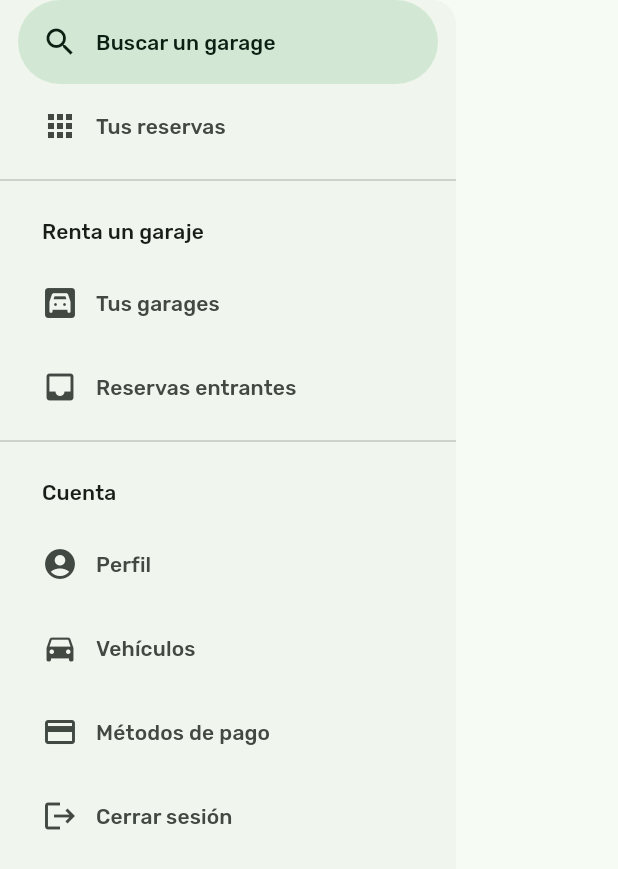
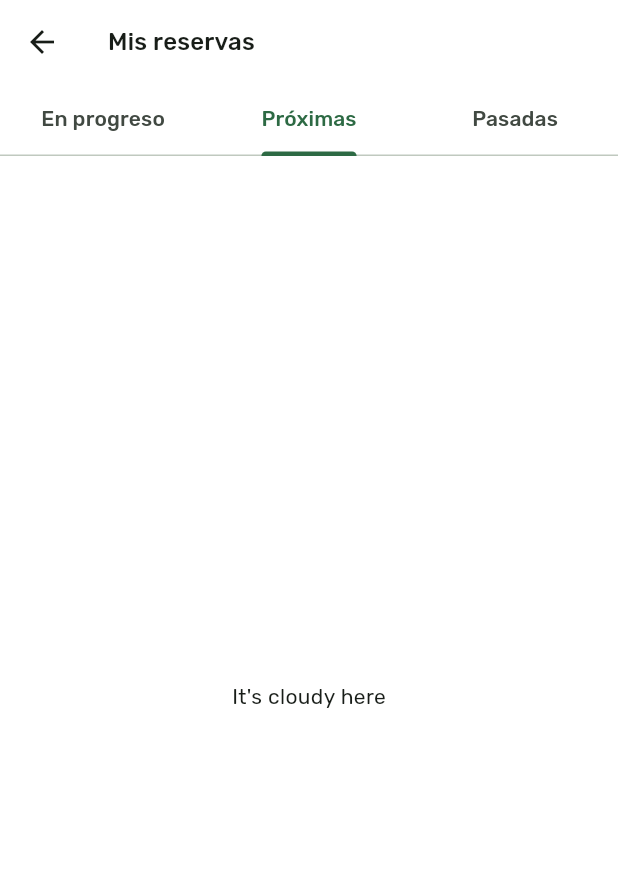
Before and after one commit to HomeyPark/HomeyPark_AppFlutter_patched, a Flutter app: the NavigationMenu widget shown alone on an empty page, opened directly, after a tap on "Tus reservas", on a phone screen of 412 x 824 dp. Shown: the top 869 px of the screen. Run offline on Flutter 3.47's test engine with Material 3 defaults, Android fonts, the phone set to English and light mode, and no system bars; our stand-ins replace geolocator, google_fonts, google_maps_flutter.

Commit message:
feat: create reservations screen for users

```diff
--- /dev/null
+++ b/lib/screens/reservations_screen.dart
@@ -0,0 +1,87 @@
+import 'package:flutter/material.dart';
+import 'package:homey_park/widgets/reservation_card.dart';
+
+class ReservationsScreen extends StatefulWidget {
+  const ReservationsScreen({super.key});
+
+  @override
+  State<ReservationsScreen> createState() => _ReservationsScreenState();
+}
+
+class _ReservationsScreenState extends State<ReservationsScreen> {
+  void onTapReservation(int id) {
+    print("Tapped reservation with id: $id");
+  }
+
+  @override
+  Widget build(BuildContext context) {
+    final theme = Theme.of(context);
+
+    return DefaultTabController(
+      initialIndex: 1,
+      length: 3,
+      child: Scaffold(
+        backgroundColor: Colors.white,
+        appBar: AppBar(
+          title: Text(
+            "Mis reservas",
+            style: theme.textTheme.titleMedium,
+          ),
+          backgroundColor: Colors.white,
+          bottom: const TabBar(tabs: [
+            Tab(text: "En progreso"),
+            Tab(text: "Próximas"),
+            Tab(text: "Pasadas"),
+          ]),
+        ),
+        body: TabBarView(children: [
+          SingleChildScrollView(
+            padding: const EdgeInsets.all(16),
+            child: Column(
+              children: [
+                ReservationCard(
+                    id: 1,
+                    status: ReservationStatus.inProgress,
+                    address: "Avenida Siempre Viva",
+                    number: "123",
+                    date: DateTime.now(),
+                    startTime: const TimeOfDay(hour: 3, minute: 0),
+                    endTime: const TimeOfDay(hour: 3, minute: 30),
+                    onTapReservation: onTapReservation),
+                ReservationCard(
+                  id: 2,
+                  status: ReservationStatus.approved,
+                  address: "Avenida Siempre Viva",
+                  number: "123",
+                  date: DateTime.now(),
+                  startTime: const TimeOfDay(hour: 3, minute: 0),
+                  endTime: const TimeOfDay(hour: 3, minute: 30),
+                  onTapReservation: onTapReservation,
+                ),
+                ReservationCard(
+                  id: 3,
+                  status: ReservationStatus.completed,
+                  address: "Avenida Siempre Viva",
+                  number: "123",
+                  date: DateTime.now(),
+                  startTime: const TimeOfDay(hour: 3, minute: 0),
+                  endTime: const TimeOfDay(hour: 3, minute: 30),
+                  onTapReservation: onTapReservation,
+                ),
+              ],
+            ),
+          ),
+          const Center(
+            child: Text("It's cloudy here"),
+          ),
+          const Center(
+            child: Text("It's rainy here"),
+          ),
+          const Center(
+            child: Text("It's sunny here"),
+          ),
+        ]),
+      ),
+    );
+  }
+}
--- a/lib/screens/screen.dart
+++ b/lib/screens/screen.dart
@@ -1,3 +1,4 @@
 export 'home_screen.dart';
 export 'parking_detail_screen.dart';
 export 'checkout_screen.dart';
+export 'reservations_screen.dart';
--- a/lib/widgets/navigation_menu.dart
+++ b/lib/widgets/navigation_menu.dart
@@ -1,4 +1,5 @@
 import 'package:flutter/material.dart';
+import 'package:homey_park/screens/screen.dart';
 
 class NavigationMenu extends StatefulWidget {
   const NavigationMenu({super.key});
@@ -22,7 +23,9 @@ const hostDestinations = [
 
 const accountDestinations = [
   NavigationDrawerDestination(
-      icon: Icon(Icons.account_circle), label: Text("Perfil")),
+    icon: Icon(Icons.account_circle),
+    label: Text("Perfil"),
+  ),
   NavigationDrawerDestination(
       icon: Icon(Icons.directions_car), label: Text("Vehículos")),
   NavigationDrawerDestination(
@@ -32,8 +35,6 @@ const accountDestinations = [
 ];
 
 class _NavigationMenuState extends State<NavigationMenu> {
-  final GlobalKey<ScaffoldState> scaffoldKey = GlobalKey<ScaffoldState>();
-
   int screenIndex = 0;
   late bool showNavigationDrawer;
 
@@ -41,17 +42,24 @@ class _NavigationMenuState extends State<NavigationMenu> {
     setState(() {
       screenIndex = selectedScreen;
     });
-  }
 
-  void openDrawer() {
-    scaffoldKey.currentState!.openEndDrawer();
+    switch (screenIndex) {
+      case 1:
+        Navigator.push(
+          context,
+          MaterialPageRoute(builder: (context) => const ReservationsScreen()),
+        );
+        break;
+      default:
+        Scaffold.of(context).closeDrawer();
+    }
   }
 
   @override
   Widget build(BuildContext context) {
     return NavigationDrawer(
-      key: scaffoldKey,
       selectedIndex: screenIndex,
+      onDestinationSelected: handleScreenChanged,
       children: [
         ...guestDestinations,
         const Divider(),
```
Also changed, not shown: lib/widgets/reservation_card.dart (added, +143 -0 lines).
